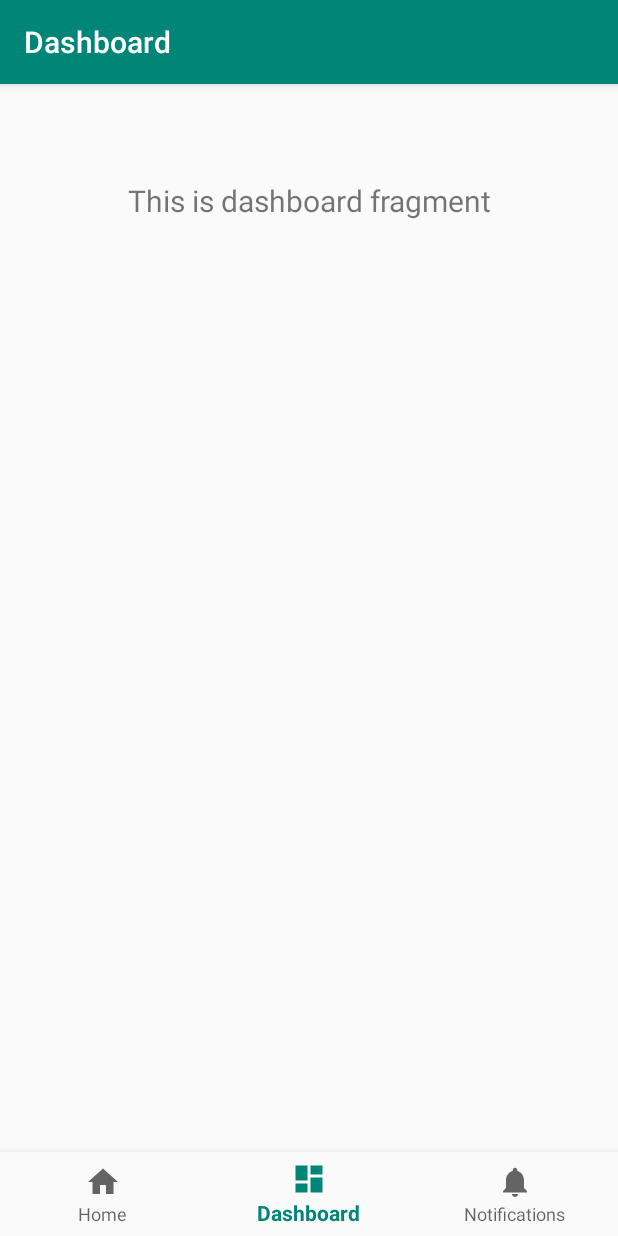
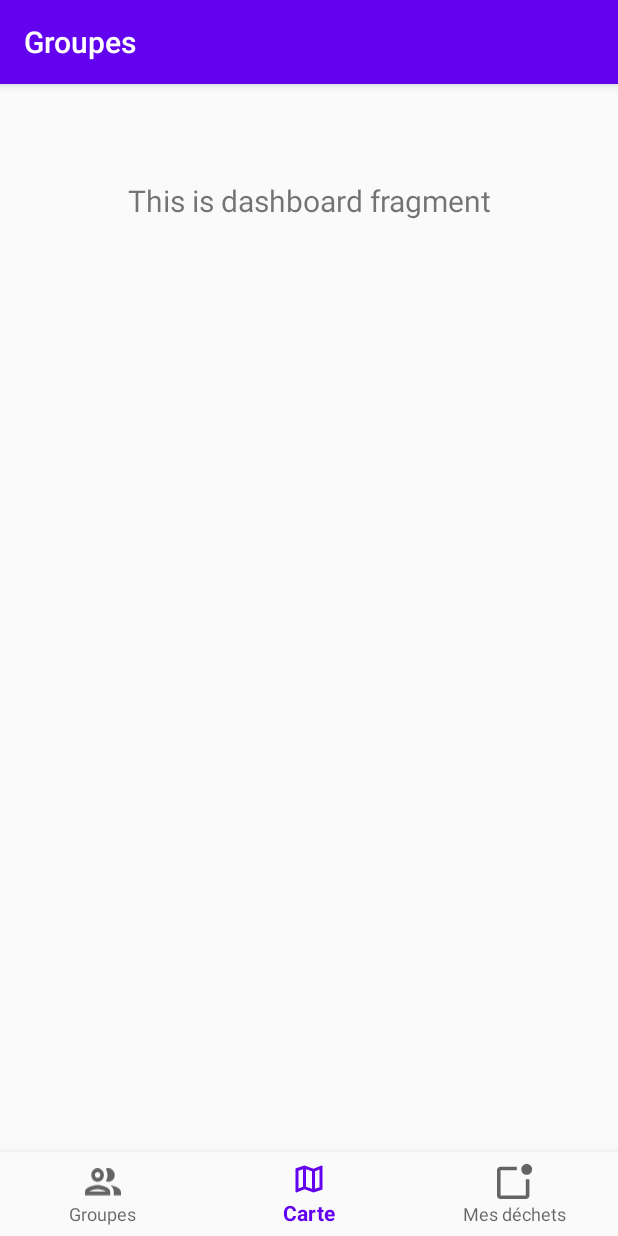
Before and after one commit to Alexandre-MAZURIER/CityCleaner, an Android app: the GroupsFragment screen opened through its navigation route, item 2 of the bottom bar chosen, on a phone screen of 412 x 824 dp. Run offline under Robolectric (Android 15) with nearby library versions, the phone set to English and light mode, and no system bars; our stand-ins replace navigation-ui.

Commit message:
Bottom NavBar #3

```diff
--- a/app/src/main/java/etu/ihm/citycleaner/MainActivity.java
+++ b/app/src/main/java/etu/ihm/citycleaner/MainActivity.java
@@ -20,7 +20,7 @@ public class MainActivity extends AppCompatActivity {
         // Passing each menu ID as a set of Ids because each
         // menu should be considered as top level destinations.
         AppBarConfiguration appBarConfiguration = new AppBarConfiguration.Builder(
-                R.id.navigation_home, R.id.navigation_dashboard, R.id.navigation_notifications)
+                R.id.navigation_map, R.id.navigation_groups, R.id.navigation_my_trashs)
                 .build();
         NavController navController = Navigation.findNavController(this, R.id.nav_host_fragment);
         NavigationUI.setupActionBarWithNavController(this, navController, appBarConfiguration);
--- a/app/src/main/java/etu/ihm/citycleaner/ui/notifications/NotificationsFragment.java
+++ b/app/src/main/java/etu/ihm/citycleaner/ui/dashboard/GroupsFragment.java
@@ -1,4 +1,4 @@
-package etu.ihm.citycleaner.ui.notifications;
+package etu.ihm.citycleaner.ui.dashboard;
 
 import android.os.Bundle;
 import android.view.LayoutInflater;
@@ -14,17 +14,17 @@ import androidx.lifecycle.ViewModelProviders;
 
 import etu.ihm.citycleaner.R;
 
-public class NotificationsFragment extends Fragment {
+public class GroupsFragment extends Fragment {
 
-    private NotificationsViewModel notificationsViewModel;
+    private GroupsViewModel myTrashsViewModel;
 
     public View onCreateView(@NonNull LayoutInflater inflater,
                              ViewGroup container, Bundle savedInstanceState) {
-        notificationsViewModel =
-                ViewModelProviders.of(this).get(NotificationsViewModel.class);
-        View root = inflater.inflate(R.layout.fragment_notifications, container, false);
-        final TextView textView = root.findViewById(R.id.text_notifications);
-        notificationsViewModel.getText().observe(this, new Observer<String>() {
+        myTrashsViewModel =
+                ViewModelProviders.of(this).get(GroupsViewModel.class);
+        View root = inflater.inflate(R.layout.fragment_groups, container, false);
+        final TextView textView = root.findViewById(R.id.text_groups);
+        myTrashsViewModel.getText().observe(this, new Observer<String>() {
             @Override
             public void onChanged(@Nullable String s) {
                 textView.setText(s);
--- a/app/src/main/java/etu/ihm/citycleaner/ui/dashboard/DashboardViewModel.java
+++ b/app/src/main/java/etu/ihm/citycleaner/ui/dashboard/GroupsViewModel.java
@@ -4,11 +4,11 @@ import androidx.lifecycle.LiveData;
 import androidx.lifecycle.MutableLiveData;
 import androidx.lifecycle.ViewModel;
 
-public class DashboardViewModel extends ViewModel {
+public class GroupsViewModel extends ViewModel {
 
     private MutableLiveData<String> mText;
 
-    public DashboardViewModel() {
+    public GroupsViewModel() {
         mText = new MutableLiveData<>();
         mText.setValue("This is dashboard fragment");
     }
--- a/app/src/main/java/etu/ihm/citycleaner/ui/home/HomeFragment.java
+++ b/app/src/main/java/etu/ihm/citycleaner/ui/home/MapFragment.java
@@ -14,17 +14,17 @@ import androidx.lifecycle.ViewModelProviders;
 
 import etu.ihm.citycleaner.R;
 
-public class HomeFragment extends Fragment {
+public class MapFragment extends Fragment {
 
-    private HomeViewModel homeViewModel;
+    private MapViewModel mapViewModel;
 
     public View onCreateView(@NonNull LayoutInflater inflater,
                              ViewGroup container, Bundle savedInstanceState) {
-        homeViewModel =
-                ViewModelProviders.of(this).get(HomeViewModel.class);
-        View root = inflater.inflate(R.layout.fragment_home, container, false);
-        final TextView textView = root.findViewById(R.id.text_home);
-        homeViewModel.getText().observe(this, new Observer<String>() {
+        mapViewModel =
+                ViewModelProviders.of(this).get(MapViewModel.class);
+        View root = inflater.inflate(R.layout.fragment_map, container, false);
+        final TextView textView = root.findViewById(R.id.text_map);
+        mapViewModel.getText().observe(this, new Observer<String>() {
             @Override
             public void onChanged(@Nullable String s) {
                 textView.setText(s);
--- a/app/src/main/java/etu/ihm/citycleaner/ui/notifications/NotificationsViewModel.java
+++ b/app/src/main/java/etu/ihm/citycleaner/ui/home/MapViewModel.java
@@ -1,16 +1,16 @@
-package etu.ihm.citycleaner.ui.notifications;
+package etu.ihm.citycleaner.ui.home;
 
 import androidx.lifecycle.LiveData;
 import androidx.lifecycle.MutableLiveData;
 import androidx.lifecycle.ViewModel;
 
-public class NotificationsViewModel extends ViewModel {
+public class MapViewModel extends ViewModel {
 
     private MutableLiveData<String> mText;
 
-    public NotificationsViewModel() {
+    public MapViewModel() {
         mText = new MutableLiveData<>();
-        mText.setValue("This is notifications fragment");
+        mText.setValue("This is home fragment");
     }
 
     public LiveData<String> getText() {
--- a/app/src/main/java/etu/ihm/citycleaner/ui/dashboard/DashboardFragment.java
+++ b/app/src/main/java/etu/ihm/citycleaner/ui/notifications/MyTrashsFragment.java
@@ -1,4 +1,4 @@
-package etu.ihm.citycleaner.ui.dashboard;
+package etu.ihm.citycleaner.ui.notifications;
 
 import android.os.Bundle;
 import android.view.LayoutInflater;
@@ -14,17 +14,17 @@ import androidx.lifecycle.ViewModelProviders;
 
 import etu.ihm.citycleaner.R;
 
-public class DashboardFragment extends Fragment {
+public class MyTrashsFragment extends Fragment {
 
-    private DashboardViewModel dashboardViewModel;
+    private MyTrashsViewModel notificationsViewModel;
 
     public View onCreateView(@NonNull LayoutInflater inflater,
                              ViewGroup container, Bundle savedInstanceState) {
-        dashboardViewModel =
-                ViewModelProviders.of(this).get(DashboardViewModel.class);
-        View root = inflater.inflate(R.layout.fragment_dashboard, container, false);
-        final TextView textView = root.findViewById(R.id.text_dashboard);
-        dashboardViewModel.getText().observe(this, new Observer<String>() {
+        notificationsViewModel =
+                ViewModelProviders.of(this).get(MyTrashsViewModel.class);
+        View root = inflater.inflate(R.layout.fragment_my_trashs, container, false);
+        final TextView textView = root.findViewById(R.id.text_my_trashs);
+        notificationsViewModel.getText().observe(this, new Observer<String>() {
             @Override
             public void onChanged(@Nullable String s) {
                 textView.setText(s);
--- a/app/src/main/java/etu/ihm/citycleaner/ui/home/HomeViewModel.java
+++ b/app/src/main/java/etu/ihm/citycleaner/ui/notifications/MyTrashsViewModel.java
@@ -1,16 +1,16 @@
-package etu.ihm.citycleaner.ui.home;
+package etu.ihm.citycleaner.ui.notifications;
 
 import androidx.lifecycle.LiveData;
 import androidx.lifecycle.MutableLiveData;
 import androidx.lifecycle.ViewModel;
 
-public class HomeViewModel extends ViewModel {
+public class MyTrashsViewModel extends ViewModel {
 
     private MutableLiveData<String> mText;
 
-    public HomeViewModel() {
+    public MyTrashsViewModel() {
         mText = new MutableLiveData<>();
-        mText.setValue("This is home fragment");
+        mText.setValue("This is notifications fragment");
     }
 
     public LiveData<String> getText() {
--- /dev/null
+++ b/app/src/main/res/drawable/ic_groups.xml
@@ -0,0 +1,12 @@
+<?xml version="1.0" encoding="utf-8"?>
+<vector xmlns:android="http://schemas.android.com/apk/res/android"
+    android:width="20dp"
+    android:height="15dp"
+    android:viewportWidth="20"
+    android:viewportHeight="15">
+
+    <path
+        android:fillColor="#ffffff"
+        android:fillType="evenOdd"
+        android:pathData="M7 7.37993C8.93 7.37993 10.5 5.72472 10.5 3.68996C10.5 1.65521 8.93 0 7 0C5.07 0 3.5 1.65521 3.5 3.68996C3.5 5.72472 5.07 7.37993 7 7.37993ZM0 12.9149C0 10.4584 4.66 9.22491 7 9.22491C9.34 9.22491 14 10.4584 14 12.9149V14.7599H0V12.9149ZM7 11.3335C5.21 11.3335 3.18 12.0398 2.34 12.6513H11.66C10.82 12.0398 8.79 11.3335 7 11.3335ZM8.5 3.68996C8.5 2.81492 7.83 2.10855 7 2.10855C6.17 2.10855 5.5 2.81492 5.5 3.68996C5.5 4.56501 6.17 5.27138 7 5.27138C7.83 5.27138 8.5 4.56501 8.5 3.68996ZM14.04 9.28817C15.2 10.1738 16 11.3545 16 12.9149V14.7599H20V12.9149C20 10.7852 16.5 9.57282 14.04 9.28817ZM16.5 3.68996C16.5 5.72472 14.93 7.37993 13 7.37993C12.46 7.37993 11.96 7.24287 11.5 7.01093C12.13 6.07263 12.5 4.92347 12.5 3.68996C12.5 2.45646 12.13 1.3073 11.5 0.368996C11.96 0.137056 12.46 0 13 0C14.93 0 16.5 1.65521 16.5 3.68996Z" />
+</vector>
--- /dev/null
+++ b/app/src/main/res/drawable/ic_map.xml
@@ -0,0 +1,12 @@
+<?xml version="1.0" encoding="utf-8"?>
+<vector xmlns:android="http://schemas.android.com/apk/res/android"
+    android:width="24dp"
+    android:height="24dp"
+    android:viewportWidth="24"
+    android:viewportHeight="24">
+
+    <path
+        android:fillColor="#ffffff"
+        android:fillType="evenOdd"
+        android:pathData="M20.34 3.03L20.5 3C20.78 3 21 3.22 21 3.5V18.62C21 18.85 20.85 19.03 20.64 19.1L15 21L9 18.9L3.66 20.97L3.5 21C3.22 21 3 20.78 3 20.5V5.38C3 5.15 3.15 4.97 3.36 4.9L9 3L15 5.1L20.34 3.03ZM14 6.87L10 5.47V17.13L14 18.53V6.87ZM5 6.46L8 5.45V17.15L5 18.31V6.46ZM16 18.55L19 17.54V5.7L16 6.86V18.55Z" />
+</vector>
--- /dev/null
+++ b/app/src/main/res/drawable/ic_my_trashs.xml
@@ -0,0 +1,14 @@
+<?xml version="1.0" encoding="utf-8"?>
+<vector xmlns:android="http://schemas.android.com/apk/res/android"
+    android:width="20dp"
+    android:height="20dp"
+    android:viewportWidth="20"
+    android:viewportHeight="20">
+
+    <path
+        android:fillColor="#ffffff"
+        android:pathData="M16 17.5H2V3.5H11V1.5H2C0.9 1.5 0 2.4 0 3.5V17.5C0 18.6 0.9 19.5 2 19.5H16C17.1 19.5 18 18.6 18 17.5V8.5H16V17.5Z" />
+    <path
+        android:fillColor="#ffffff"
+        android:pathData="M16.5 0C18.16 0 19.5 1.34 19.5 3C19.5 4.66 18.16 6 16.5 6C14.84 6 13.5 4.66 13.5 3C13.5 1.34 14.84 0 16.5 0Z" />
+</vector>
--- a/app/src/main/res/layout/fragment_notifications.xml
+++ b/app/src/main/res/layout/fragment_groups.xml
@@ -5,7 +5,7 @@
     android:layout_height="match_parent">
 
     <TextView
-        android:id="@+id/text_notifications"
+        android:id="@+id/text_groups"
         android:layout_width="match_parent"
         android:layout_height="wrap_content"
         android:layout_marginStart="8dp"
--- a/app/src/main/res/layout/fragment_home.xml
+++ b/app/src/main/res/layout/fragment_map.xml
@@ -5,7 +5,7 @@
     android:layout_height="match_parent">
 
     <TextView
-        android:id="@+id/text_home"
+        android:id="@+id/text_map"
         android:layout_width="match_parent"
         android:layout_height="wrap_content"
         android:layout_marginStart="8dp"
--- a/app/src/main/res/layout/fragment_dashboard.xml
+++ b/app/src/main/res/layout/fragment_my_trashs.xml
@@ -5,7 +5,7 @@
     android:layout_height="match_parent">
 
     <TextView
-        android:id="@+id/text_dashboard"
+        android:id="@+id/text_my_trashs"
         android:layout_width="match_parent"
         android:layout_height="wrap_content"
         android:layout_marginStart="8dp"
--- a/app/src/main/res/menu/bottom_nav_menu.xml
+++ b/app/src/main/res/menu/bottom_nav_menu.xml
@@ -2,18 +2,18 @@
 <menu xmlns:android="http://schemas.android.com/apk/res/android">
 
     <item
-        android:id="@+id/navigation_home"
-        android:icon="@drawable/ic_home_black_24dp"
-        android:title="@string/title_home" />
+        android:id="@+id/navigation_groups"
+        android:icon="@drawable/ic_groups"
+        android:title="@string/title_groups" />
 
     <item
-        android:id="@+id/navigation_dashboard"
-        android:icon="@drawable/ic_dashboard_black_24dp"
-        android:title="@string/title_dashboard" />
+        android:id="@+id/navigation_map"
+        android:icon="@drawable/ic_map"
+        android:title="@string/title_map" />
 
     <item
-        android:id="@+id/navigation_notifications"
-        android:icon="@drawable/ic_notifications_black_24dp"
-        android:title="@string/title_notifications" />
+        android:id="@+id/navigation_my_trashs"
+        android:icon="@drawable/ic_my_trashs"
+        android:title="@string/title_my_trashs" />
 
 </menu>
--- a/app/src/main/res/navigation/mobile_navigation.xml
+++ b/app/src/main/res/navigation/mobile_navigation.xml
@@ -3,23 +3,23 @@
     xmlns:app="http://schemas.android.com/apk/res-auto"
     xmlns:tools="http://schemas.android.com/tools"
     android:id="@+id/mobile_navigation"
-    app:startDestination="@+id/navigation_home">
+    app:startDestination="@+id/navigation_map">
 
     <fragment
-        android:id="@+id/navigation_home"
-        android:name="etu.ihm.citycleaner.ui.home.HomeFragment"
-        android:label="@string/title_home"
-        tools:layout="@layout/fragment_home" />
+        android:id="@+id/navigation_map"
+        android:name="etu.ihm.citycleaner.ui.home.MapFragment"
+        android:label="@string/title_map"
+        tools:layout="@layout/fragment_map" />
 
     <fragment
-        android:id="@+id/navigation_dashboard"
-        android:name="etu.ihm.citycleaner.ui.dashboard.DashboardFragment"
-        android:label="@string/title_dashboard"
-        tools:layout="@layout/fragment_dashboard" />
+        android:id="@+id/navigation_groups"
+        android:name="etu.ihm.citycleaner.ui.dashboard.GroupsFragment"
+        android:label="@string/title_groups"
+        tools:layout="@layout/fragment_groups" />
 
     <fragment
-        android:id="@+id/navigation_notifications"
-        android:name="etu.ihm.citycleaner.ui.notifications.NotificationsFragment"
-        android:label="@string/title_notifications"
-        tools:layout="@layout/fragment_notifications" />
+        android:id="@+id/navigation_my_trashs"
+        android:name="etu.ihm.citycleaner.ui.notifications.MyTrashsFragment"
+        android:label="@string/title_my_trashs"
+        tools:layout="@layout/fragment_my_trashs" />
 </navigation>
--- a/app/src/main/res/values/colors.xml
+++ b/app/src/main/res/values/colors.xml
@@ -1,6 +1,6 @@
 <?xml version="1.0" encoding="utf-8"?>
 <resources>
-    <color name="colorPrimary">#008577</color>
-    <color name="colorPrimaryDark">#00574B</color>
+    <color name="colorPrimary">#6202EE</color>
+    <color name="colorPrimaryDark">#320b86</color>
     <color name="colorAccent">#D81B60</color>
 </resources>
--- a/app/src/main/res/values/strings.xml
+++ b/app/src/main/res/values/strings.xml
@@ -1,6 +1,6 @@
 <resources>
-    <string name="app_name">CityCleaner</string>
-    <string name="title_home">Home</string>
-    <string name="title_dashboard">Dashboard</string>
-    <string name="title_notifications">Notifications</string>
+    <string name="app_name">City Cleaner</string>
+    <string name="title_map">Carte</string>
+    <string name="title_groups">Groupes</string>
+    <string name="title_my_trashs">Mes déchets</string>
 </resources>
```
